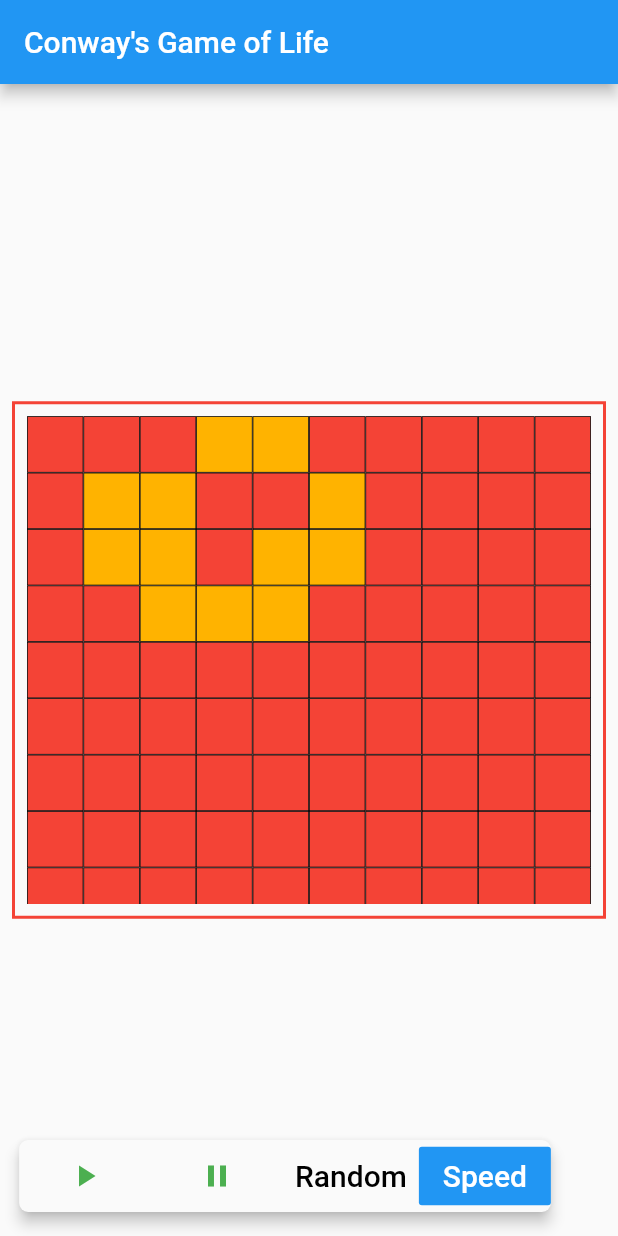
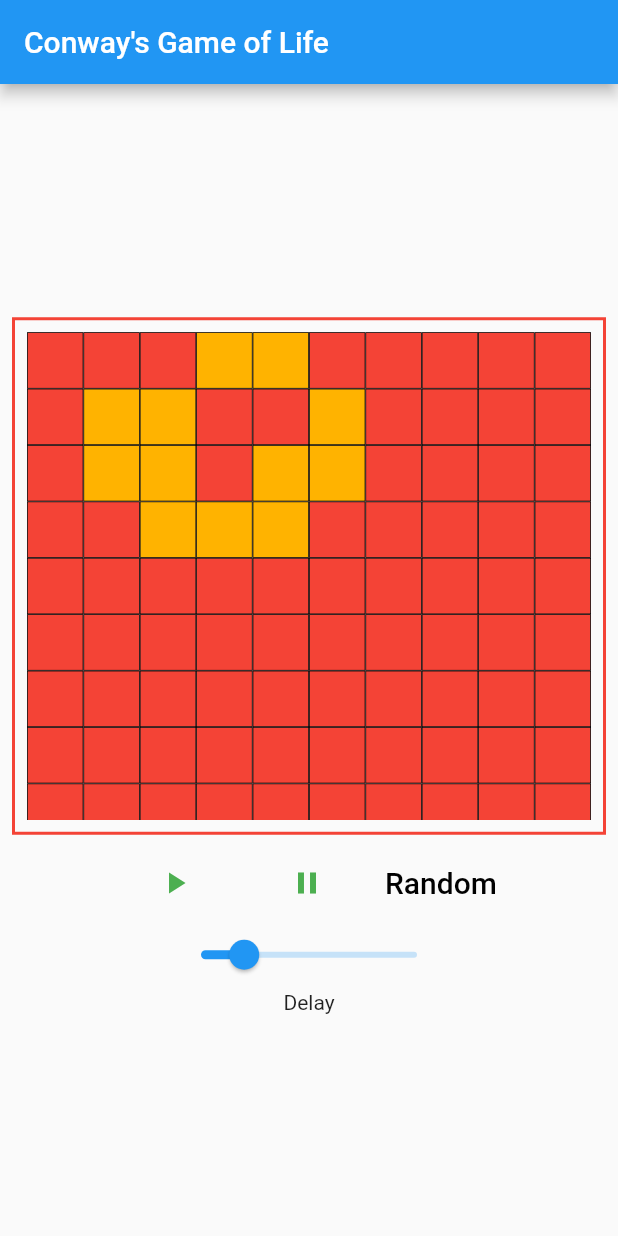
Before and after one commit to 372groupproject/milestones-team00-henryn098-laser, a Flutter app: the screen it shows after launch, on a phone screen of 412 x 824 dp. Run offline on Flutter 3.47's test engine with Material 2 defaults, Android fonts, the phone set to English and light mode, and no system bars.

Commit message:
Added slider for delay

```diff
--- a/milestone5/game-of-life/lib/main.dart
+++ b/milestone5/game-of-life/lib/main.dart
@@ -64,6 +64,7 @@ class _MyHomePageState extends State<MyHomePage> {
   CellContainer board;
   bool isPaused = false;
   //bool isGameOver = false;
+  int delay = 1;
 
   // init board
   _MyHomePageState() {
@@ -74,7 +75,7 @@ class _MyHomePageState extends State<MyHomePage> {
 
   void runGame() async {
     while (!isGameOver()) {
-      await Future.delayed(Duration(seconds: 1));
+      await Future.delayed(Duration(seconds: delay));
 
       if (!isPaused) {
         tick(); // update the board
@@ -181,14 +182,28 @@ class _MyHomePageState extends State<MyHomePage> {
             itemBuilder: _buildGridItems,
             itemCount: gridSize * gridSize,
           ),
-        ))
+        )),
+        Row(mainAxisAlignment: MainAxisAlignment.center, children: [appFooter()]),
+        Row(mainAxisAlignment: MainAxisAlignment.center, children: [
+          Slider(
+            min: 0,
+            max: 5,
+            value: delay.toDouble(),
+            onChanged: (value) {
+              setState(() {
+                delay = value.floor();
+              });
+            },
+          ),
+        ]),
+        Text("Delay")
     ]);
   }
 
   Widget appFooter() {
     return Container(
       child: Material(
-        elevation: 4.0,
+        //elevation: 4.0,
         borderRadius: BorderRadius.all(Radius.circular(6.0)),
         child: Wrap(
           direction: Axis.horizontal,
@@ -230,26 +245,24 @@ class _MyHomePageState extends State<MyHomePage> {
                 style: TextStyle(fontSize: 20.0),
               ),
             ),
-            FlatButton(
-              color: Colors.blue,
-              textColor: Colors.white,
-              disabledColor: Colors.grey,
-              disabledTextColor: Colors.black,
-              padding: EdgeInsets.all(8.0),
-              splashColor: Colors.blueAccent,
-              onPressed: () {
-                /*...*/
-              },
-              child: Text(
-                "Speed",
-                style: TextStyle(fontSize: 20.0),
-              ),
-            ),
           ],
         ),
       ),
     );
   }
+
+  /*
+
+              Slider(
+              min: 0,
+              max: 5,
+              value: 1,
+              onChanged: (value) {
+                setState(() {
+                  delay = value.floor();
+                });
+              },
+            )*/
 
   @override
   Widget build(BuildContext context) { // equivalent to render in React
@@ -266,7 +279,7 @@ class _MyHomePageState extends State<MyHomePage> {
         title: Text(widget.title),
       ),
       body: _buildGameBody(),
-      floatingActionButton: Row(mainAxisAlignment: MainAxisAlignment.center, children: [appFooter()]),
+      //floatingActionButton: Row(mainAxisAlignment: MainAxisAlignment.center, children: [appFooter()]),
     );
   }
 }
```
